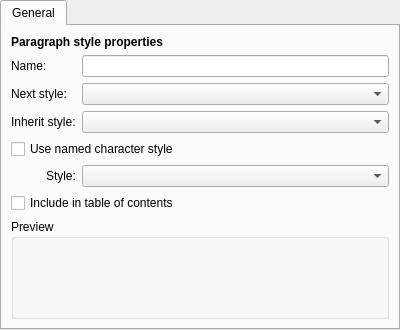
First picture: the form in plugins/textshape/dialogs/ParagraphGeneral.ui, repository KDE/krita, before the edit.
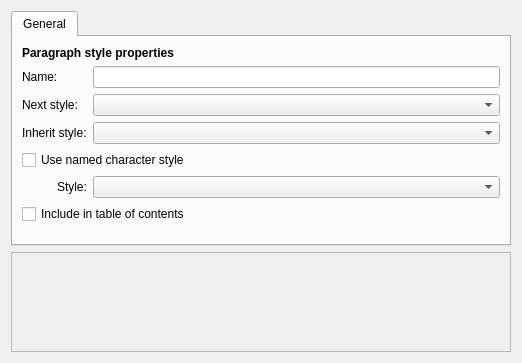
Second picture: the form after the edit. Custom widgets are drawn as their Qt base class.

Commit message: Preview layout uses QTextLayout for paragraph preview. It is still not perfect yet though Clean up paragraph dialog

Patch:
```diff
--- a/plugins/textshape/dialogs/ParagraphGeneral.ui
+++ b/plugins/textshape/dialogs/ParagraphGeneral.ui
@@ -5,23 +5,11 @@
    <rect>
     <x>0</x>
     <y>0</y>
-    <width>400</width>
-    <height>330</height>
+    <width>508</width>
+    <height>363</height>
    </rect>
   </property>
-  <layout class="QHBoxLayout" >
-   <property name="leftMargin" >
-    <number>0</number>
-   </property>
-   <property name="topMargin" >
-    <number>0</number>
-   </property>
-   <property name="rightMargin" >
-    <number>0</number>
-   </property>
-   <property name="bottomMargin" >
-    <number>0</number>
-   </property>
+  <layout class="QVBoxLayout" name="verticalLayout" >
    <item>
     <widget class="QTabWidget" name="tabs" >
      <property name="sizePolicy" >
@@ -127,19 +115,49 @@
          </property>
         </widget>
        </item>
-       <item row="7" column="0" colspan="3" >
-        <widget class="QGroupBox" name="previewPane" >
-         <property name="title" >
-          <string>Preview</string>
+       <item row="7" column="0" >
+        <spacer name="verticalSpacer" >
+         <property name="orientation" >
+          <enum>Qt::Vertical</enum>
          </property>
-        </widget>
+         <property name="sizeHint" stdset="0" >
+          <size>
+           <width>20</width>
+           <height>40</height>
+          </size>
+         </property>
+        </spacer>
        </item>
       </layout>
      </widget>
     </widget>
    </item>
+   <item>
+    <widget class="FormattingPreview" name="preview" >
+     <property name="minimumSize" >
+      <size>
+       <width>500</width>
+       <height>100</height>
+      </size>
+     </property>
+     <property name="frameShape" >
+      <enum>QFrame::StyledPanel</enum>
+     </property>
+     <property name="frameShadow" >
+      <enum>QFrame::Raised</enum>
+     </property>
+    </widget>
+   </item>
   </layout>
  </widget>
+ <customwidgets>
+  <customwidget>
+   <class>FormattingPreview</class>
+   <extends>QFrame</extends>
+   <header>dialogs/FormattingPreview.h</header>
+   <container>1</container>
+  </customwidget>
+ </customwidgets>
  <resources/>
  <connections/>
 </ui>
```
Left out of the diff: 2 changed lines with no effect on the pictures. The commit also changes 18 other files.
